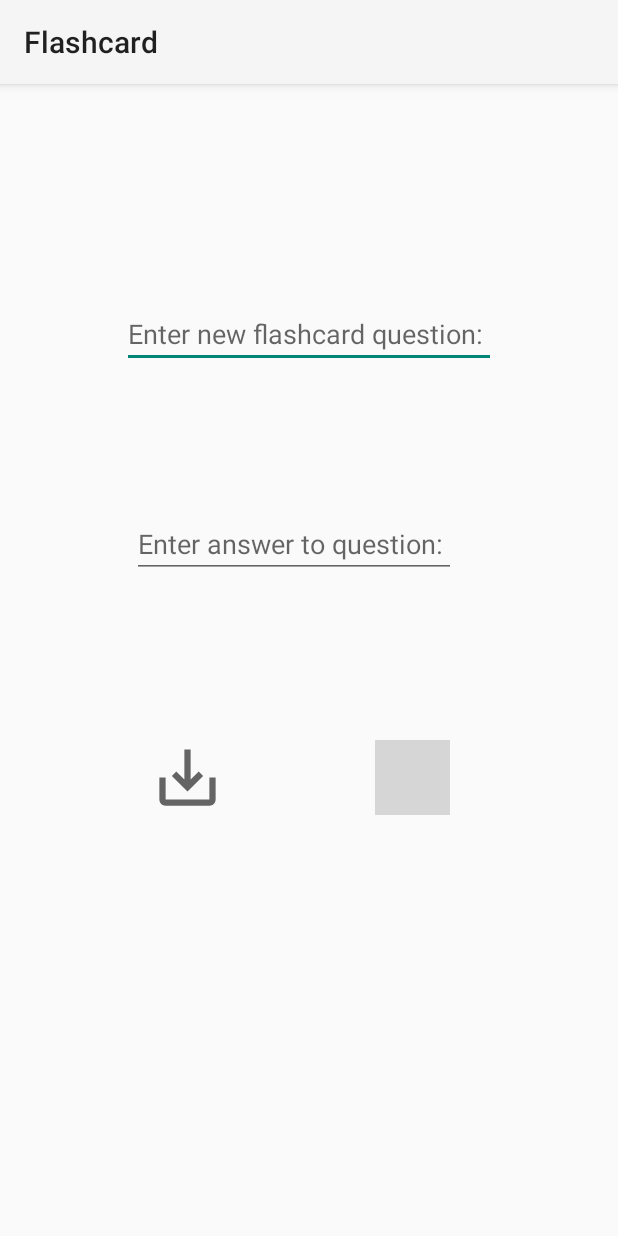
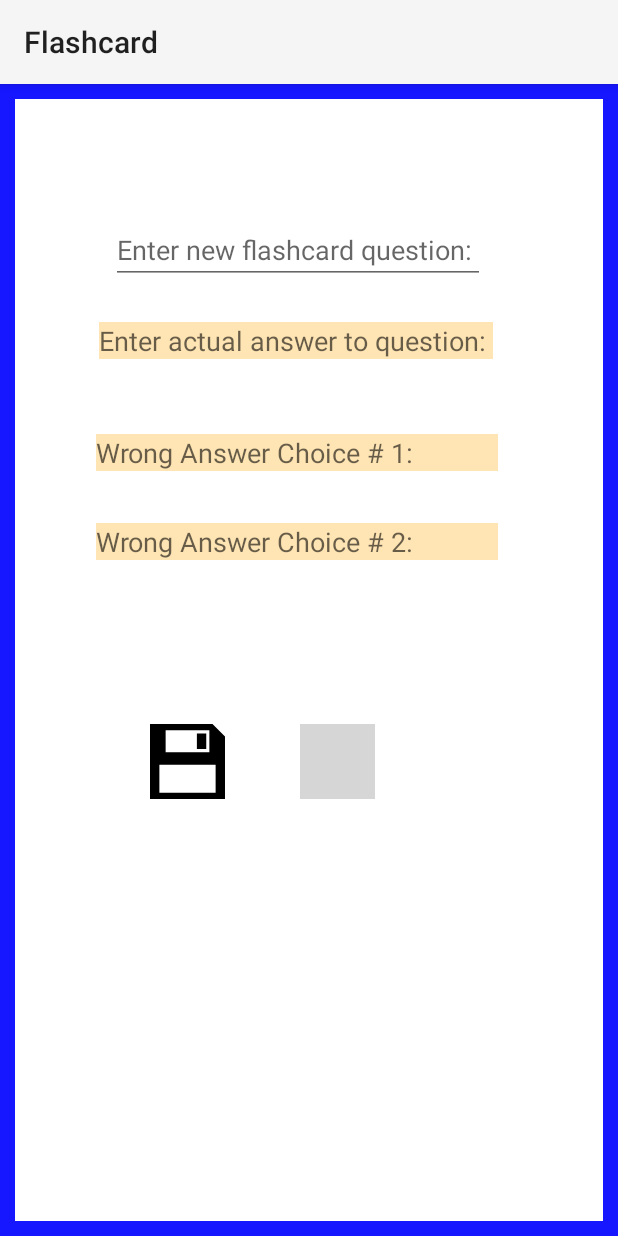
Before and after one commit to Seth-9999/CodePath-MAD-Wk-01, an Android app: the MainActivity2 screen opened directly, with no data from a screen before it, on a phone screen of 412 x 824 dp. Run offline under Robolectric (Android 15) with nearby library versions, the phone set to English and light mode, and no system bars; grey boxes are pictures that could not be loaded.

Commit message:
saving before trying fix System UI issue

```diff
--- a/app/src/main/java/com/example/flashcard/MainActivity2.java
+++ b/app/src/main/java/com/example/flashcard/MainActivity2.java
@@ -19,6 +19,10 @@ public class MainActivity2 extends AppCompatActivity {
 
         EditText new_flashcard_text = findViewById(R.id.new_flashcard_question);
         EditText new_flashcard_answer = findViewById(R.id.new_flashcard_answer);
+        EditText new_flashcard_wrong_ans1 = findViewById(R.id.wrong_answer_choice_1);
+        EditText new_flashcard_wrong_ans2 = findViewById(R.id.wrong_answer_choice_2);
+
+
 
         ImageView save_flashcard_icon = findViewById(R.id.save_flashcard);
         ImageView cancel_flashcard_icon = findViewById(R.id.cancel_flashcard);
@@ -36,14 +40,24 @@ public class MainActivity2 extends AppCompatActivity {
             @Override
             public void onClick(View view) {
                 System.out.println("Save button clicked");
+
                 String question = new_flashcard_text.getText().toString();
                 String answer = new_flashcard_answer.getText().toString();
+                String wrongAnswer1 = new_flashcard_wrong_ans1.getText().toString();
+                String wrongAnswer2 = new_flashcard_wrong_ans2.getText().toString();
+
                 System.out.println("Entered Question:    " + question);
                 System.out.println("Entered answer:     " + answer);
+                System.out.println("Entered Wrong Ans 1 :    " + wrongAnswer1);
+                System.out.println("Entered Wrong Ans 2 :     " + wrongAnswer2);
+
 
                 Intent data_to_flashcard = new Intent();
                 data_to_flashcard.putExtra("cardQuestion", question);
                 data_to_flashcard.putExtra("cardAnswer", answer);
+                data_to_flashcard.putExtra("cardWrongAns1", wrongAnswer1);
+                data_to_flashcard.putExtra("cardWrongAns2", wrongAnswer2);
+
                 setResult(RESULT_OK, data_to_flashcard);
 
                 finish();
--- /dev/null
+++ b/app/src/main/res/drawable/ic_icon_save.xml
@@ -0,0 +1,5 @@
+<vector android:autoMirrored="true" android:height="50dp"
+    android:viewportHeight="24" android:viewportWidth="24"
+    android:width="50dp" xmlns:android="http://schemas.android.com/apk/res/android">
+    <path android:fillColor="#FF000000" android:pathData="M15.003,3h2.997v5h-2.997v-5zM24,4v20h-24v-24h20l4,4zM5,9h14v-7h-14v7zM21,13h-18v9h18v-9z"/>
+</vector>
--- a/app/src/main/res/drawable/icon_save.xml
+++ /dev/null
@@ -1,5 +0,0 @@
-<vector android:autoMirrored="true" android:height="24dp"
-    android:tint="?attr/colorControlNormal" android:viewportHeight="24"
-    android:viewportWidth="24" android:width="24dp" xmlns:android="http://schemas.android.com/apk/res/android">
-    <path android:fillColor="@android:color/white" android:pathData="M19,12v7L5,19v-7L3,12v7c0,1.1 0.9,2 2,2h14c1.1,0 2,-0.9 2,-2v-7h-2zM13,12.67l2.59,-2.58L17,11.5l-5,5 -5,-5 1.41,-1.41L11,12.67L11,3h2z"/>
-</vector>
--- a/app/src/main/res/layout/activity_main2.xml
+++ b/app/src/main/res/layout/activity_main2.xml
@@ -4,7 +4,36 @@
     xmlns:tools="http://schemas.android.com/tools"
     android:layout_width="match_parent"
     android:layout_height="match_parent"
+    android:background="@drawable/screen_border"
     tools:context=".MainActivity2">
+
+    <EditText
+        android:id="@+id/wrong_answer_choice_2"
+        android:layout_width="wrap_content"
+        android:layout_height="wrap_content"
+        android:hint="Wrong Answer Choice # 2:            "
+        android:background="@color/peach"
+        app:layout_constraintBottom_toBottomOf="parent"
+        app:layout_constraintEnd_toEndOf="parent"
+        app:layout_constraintHorizontal_bias="0.324"
+        app:layout_constraintStart_toStartOf="parent"
+        app:layout_constraintTop_toTopOf="parent"
+        app:layout_constraintVertical_bias="0.377" />
+
+    <EditText
+        android:id="@+id/wrong_answer_choice_1"
+        android:layout_width="wrap_content"
+        android:layout_height="wrap_content"
+        android:hint="Wrong Answer Choice # 1:            "
+        android:background="@color/peach"
+        app:layout_constraintBottom_toBottomOf="parent"
+        app:layout_constraintEnd_toEndOf="parent"
+        app:layout_constraintHorizontal_bias="0.323"
+        app:layout_constraintStart_toStartOf="parent"
+        app:layout_constraintTop_toTopOf="parent"
+        app:layout_constraintVertical_bias="0.285" />
+
+    <!-- Save button -->
 
     <EditText
         android:id="@+id/new_flashcard_question"
@@ -13,29 +42,29 @@
         android:hint="Enter new flashcard question: "
         app:layout_constraintBottom_toBottomOf="parent"
         app:layout_constraintEnd_toEndOf="parent"
+        app:layout_constraintHorizontal_bias="0.386"
         app:layout_constraintStart_toStartOf="parent"
         app:layout_constraintTop_toTopOf="parent"
-        app:layout_constraintVertical_bias="0.199" />
+        app:layout_constraintVertical_bias="0.061" />
 
     <EditText
         android:id="@+id/new_flashcard_answer"
         android:layout_width="wrap_content"
         android:layout_height="wrap_content"
-        android:hint="Enter answer to question: "
+        android:hint="Enter actual answer to question: "
+        android:background="@color/peach"
         app:layout_constraintBottom_toBottomOf="parent"
         app:layout_constraintEnd_toEndOf="parent"
-        app:layout_constraintHorizontal_bias="0.45"
+        app:layout_constraintHorizontal_bias="0.319"
         app:layout_constraintStart_toStartOf="parent"
         app:layout_constraintTop_toTopOf="parent"
-        app:layout_constraintVertical_bias="0.393" />
-
-    <!-- Save button -->
+        app:layout_constraintVertical_bias="0.169" />
 
     <ImageView
         android:id="@+id/save_flashcard"
         android:layout_width="50dp"
         android:layout_height="50dp"
-        android:src="@drawable/icon_save"
+        android:src="@drawable/ic_icon_save"
         app:layout_constraintBottom_toBottomOf="parent"
         app:layout_constraintEnd_toStartOf="@+id/cancel_flashcard"
         app:layout_constraintStart_toStartOf="parent"
```
Also changed, not shown: app/src/main/java/com/example/flashcard/MainActivity.java (+99 -38 lines).
